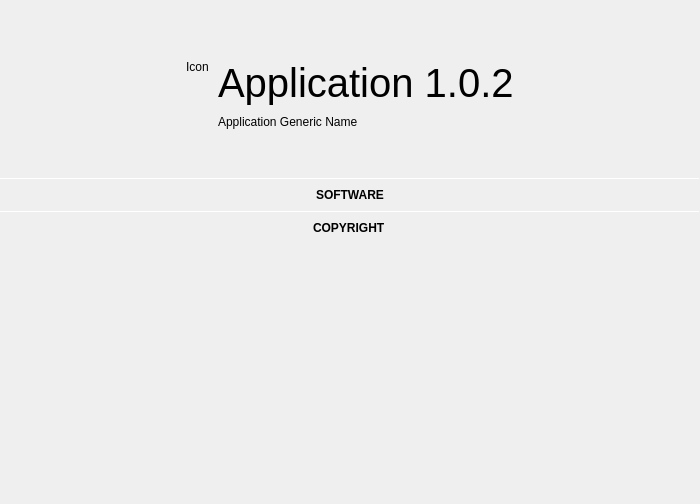
Qt form lib/taboutdialog.ui (theCheeseboard/libcontemporary) before a commit.
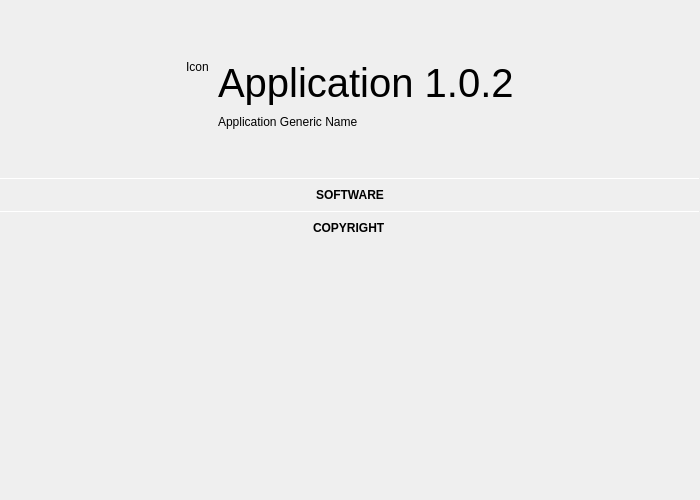
The same form after that commit.

```diff
--- a/lib/taboutdialog.ui
+++ b/lib/taboutdialog.ui
@@ -7,7 +7,7 @@
     <x>0</x>
     <y>0</y>
     <width>700</width>
-    <height>504</height>
+    <height>500</height>
    </rect>
   </property>
   <property name="windowTitle">
@@ -91,7 +91,7 @@
         <x>0</x>
         <y>0</y>
         <width>700</width>
-        <height>484</height>
+        <height>480</height>
        </rect>
       </property>
       <layout class="QVBoxLayout" name="verticalLayout_4">
```
